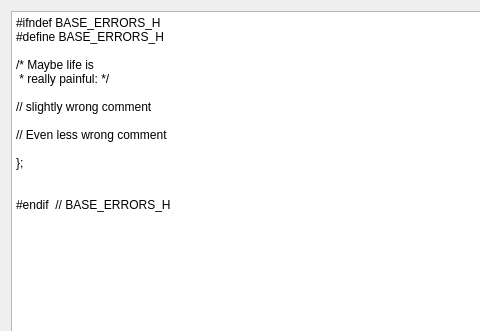
Old version of the form mainwindow.ui in the repository VoreWind/CommentOrganizer; both pictures show x 0 to 480 and y 0 to 331 of the 614 by 946 pixel window.
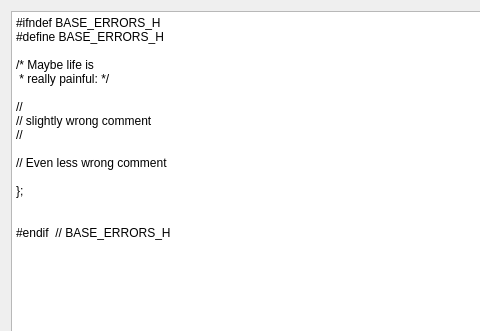
New version of the form.

Commit message: Add better processing of // comments

```diff
--- a/mainwindow.ui
+++ b/mainwindow.ui
@@ -66,7 +66,9 @@
 /* Maybe life is
  * really painful: */
 
+//
 // slightly wrong comment
+//
 
 // Even less wrong comment
 
```
The commit also changes 2 other files.
